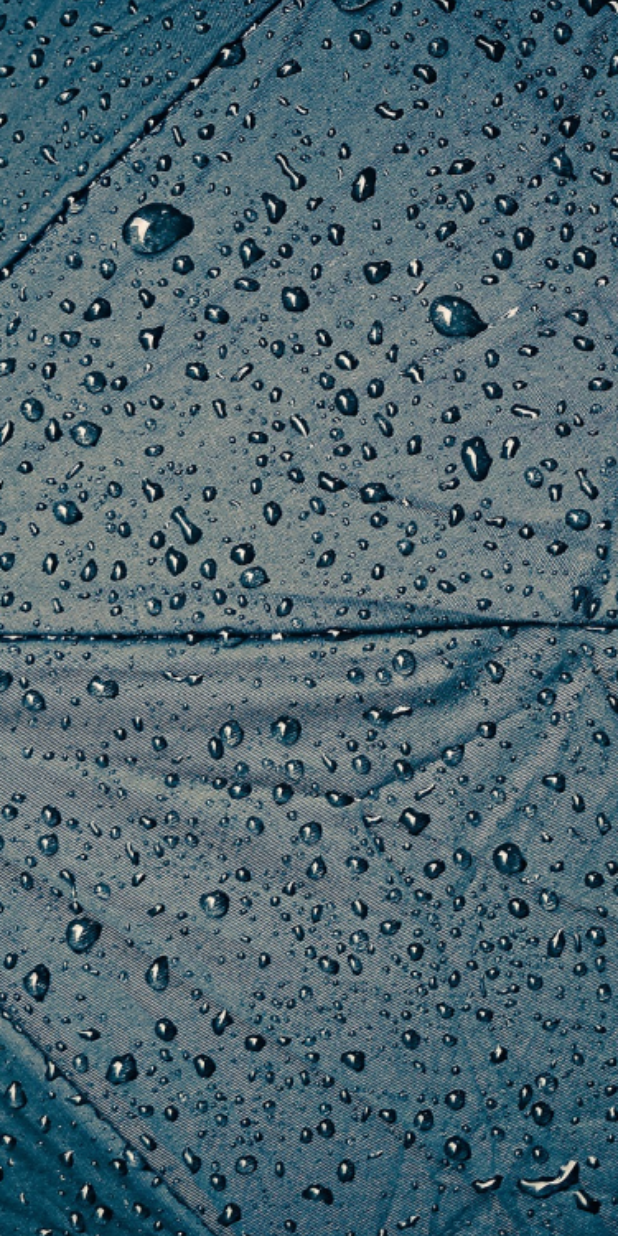
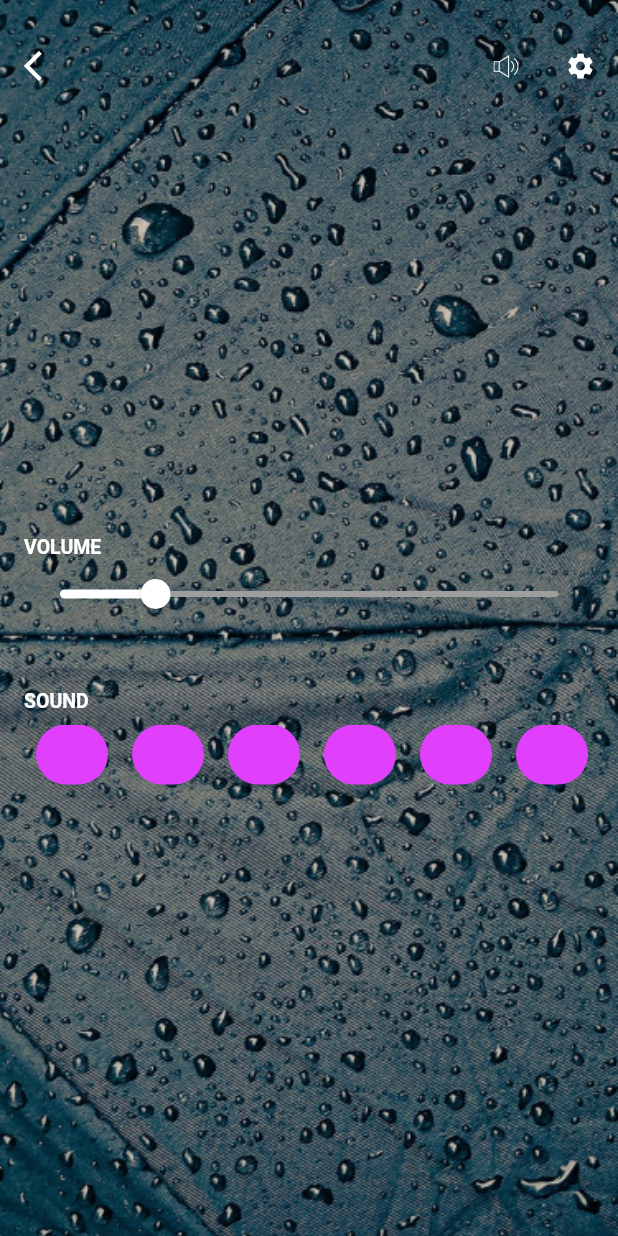
Before and after one commit to ViktorJasch/audio_player, a Flutter app: the SettingsScreen screen opened directly, on a phone screen of 412 x 824 dp. Run offline on Flutter 3.47's test engine with Material 2 defaults, Android fonts, the phone set to English and light mode, and no system bars; our stand-ins replace flutter_svg.

Commit message:
Накидал общую верстку для экрана настроек

```diff
--- a/lib/presentation/audio_listening_screen/audio_listening_screen.dart
+++ b/lib/presentation/audio_listening_screen/audio_listening_screen.dart
@@ -1,6 +1,7 @@
 import 'package:audio_player/presentation/audio_collections/ui_models/audio_item_ui.dart';
 import 'package:audio_player/presentation/audio_listening_screen/audio_state_enum.dart';
 import 'package:audio_player/presentation/audio_listening_screen/circle_timer.dart';
+import 'package:audio_player/presentation/settings/settings_screen.dart';
 import 'package:audio_player/presentation/widgets/audio_app_bar.dart';
 import 'package:flutter/material.dart';
 import 'dart:async';
@@ -28,7 +29,14 @@ class _AudioListeningScreenState extends State<AudioListeningScreen> {
                 fit: BoxFit.cover)),
         child: Scaffold(
           backgroundColor: Colors.transparent,
-          appBar: AudioAppBar(),
+          appBar: AudioAppBar(
+            onSettingsTap: _navigateToSettings,
+            onVolumeTap: () {
+              print('onVolumeTap');
+            },
+            isSettingsActive: false,
+            isVolumeOn: true,
+          ),
           body: Container(
             alignment: Alignment.center,
             padding: EdgeInsets.only(top: 72),
@@ -70,6 +78,12 @@ class _AudioListeningScreenState extends State<AudioListeningScreen> {
     _controller.close();
     super.dispose();
   }
+
+  void _navigateToSettings() => Navigator.push(
+      context,
+      MaterialPageRoute(
+          builder: (context) =>
+              SettingsScreen()));
 }
 
 class _AudioActionPanel extends StatefulWidget {
--- a/lib/presentation/settings/settings_screen.dart
+++ b/lib/presentation/settings/settings_screen.dart
@@ -1,3 +1,4 @@
+import 'package:audio_player/presentation/widgets/audio_app_bar.dart';
 import 'package:flutter/material.dart';
 
 class SettingsScreen extends StatefulWidget {
@@ -14,9 +15,130 @@ class _SettingsScreenState extends State<SettingsScreen> {
             image: AssetImage('assets/background2.png'),
             fit: BoxFit.cover)
       ),
-      child: Scaffold(
-        backgroundColor: Colors.transparent,
+      child: Container(
+        color: Color.fromRGBO(0, 0, 0, 0.2),
+        child: Scaffold(
+          appBar: AudioAppBar(
+            onVolumeTap: () {
+              print('onVolumeTap');
+            },
+            onSettingsTap: () => Navigator.pop(context),
+            isSettingsActive: true,
+            isVolumeOn: true,
+          ),
+          backgroundColor: Colors.transparent,
+          body: Container(
+            padding: EdgeInsets.symmetric(horizontal: 16),
+            child: Column(
+              mainAxisAlignment: MainAxisAlignment.center,
+              children: <Widget>[
+                VolumeSlider(
+                  initialVolumeValue: 20,
+                  onVolumeChange: (value) => print('newValue: $value'),
+                ),
+                SizedBox(height: 40),
+                SoundListView()
+              ],
+            ),
+          ),
+        ),
       ),
     );
   }
 }
+
+class VolumeSlider extends StatefulWidget {
+  final double initialVolumeValue;
+  final Function(double) onVolumeChange;
+
+  VolumeSlider({this.initialVolumeValue, this.onVolumeChange});
+
+  @override
+  _VolumeSliderState createState() => _VolumeSliderState();
+}
+
+class _VolumeSliderState extends State<VolumeSlider> {
+  double _value;
+
+  @override
+  void initState() {
+    _value = widget.initialVolumeValue ?? 0;
+    super.initState();
+  }
+
+  @override
+  Widget build(BuildContext context) {
+    return Column(
+      mainAxisSize: MainAxisSize.min,
+      crossAxisAlignment: CrossAxisAlignment.start,
+      children: <Widget>[
+        Text(
+          'VOLUME',
+          textAlign: TextAlign.start,
+          style: TextStyle(
+              fontSize: 13,
+              fontWeight: FontWeight.w600,
+              color: Colors.white
+          ),
+        ),
+        Slider(
+          min: 1,
+          max: 100,
+          value: _value,
+          activeColor: Colors.white,
+          inactiveColor: Colors.grey,
+          onChanged: (double newValue) {
+            setState(() {
+              _value = newValue;
+            });
+            widget.onVolumeChange(newValue);
+          }
+        )
+      ],
+    );
+  }
+}
+
+class SoundListView extends StatelessWidget {
+  @override
+  Widget build(BuildContext context) {
+    return Column(
+      mainAxisSize: MainAxisSize.min,
+      crossAxisAlignment: CrossAxisAlignment.start,
+      children: <Widget>[
+        Text(
+          'SOUND',
+          textAlign: TextAlign.start,
+          style: TextStyle(
+              fontSize: 13,
+              fontWeight: FontWeight.w600,
+              color: Colors.white
+          ),
+        ),
+        Container(
+          padding: EdgeInsets.only(top: 8),
+          height: 48,
+          child: ListView(
+            shrinkWrap: true,
+            scrollDirection: Axis.horizontal,
+            children: List.generate(10, (index) => Padding(
+              padding: const EdgeInsets.symmetric(horizontal: 8),
+              child: _getChild(),
+            )),
+          ),
+        )
+      ],
+    );
+  }
+
+  Widget _getChild() {
+    return Container(
+      width: 48,
+      height: 48,
+      decoration: BoxDecoration(
+        color: Colors.purpleAccent,
+        borderRadius: BorderRadius.all(Radius.circular(24))
+      ),
+    );
+  }
+}
--- a/lib/presentation/widgets/audio_app_bar.dart
+++ b/lib/presentation/widgets/audio_app_bar.dart
@@ -11,10 +11,8 @@ class AudioAppBar extends StatelessWidget implements PreferredSizeWidget {
   AudioAppBar({this.onVolumeTap, this.onSettingsTap, this.isVolumeOn,
       this.isSettingsActive, this.key});
 
-
   @override
   Size get preferredSize => Size.fromHeight(56);
-
 
   @override
   Widget build(BuildContext context) {
@@ -44,7 +42,7 @@ class AudioAppBar extends StatelessWidget implements PreferredSizeWidget {
           InkWell(
             onTap: onSettingsTap,
             child: SvgPicture.asset(
-              'assets/settings_off.svg',
+              _getSettingImagePath(),
               color: Colors.white,
             ),
           )
@@ -52,4 +50,8 @@ class AudioAppBar extends StatelessWidget implements PreferredSizeWidget {
       ),
     );
   }
+
+  String _getSettingImagePath() => isSettingsActive
+      ? 'assets/settings_on.svg'
+      : 'assets/settings_off.svg';
 }
```
